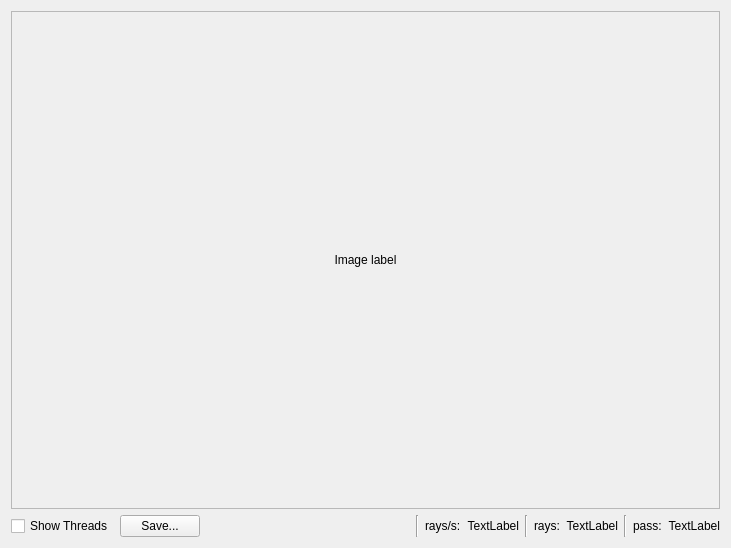
This is src/ui/painter_window.ui in cppd/math as Qt 5 draws it before an edit. The edited form follows.
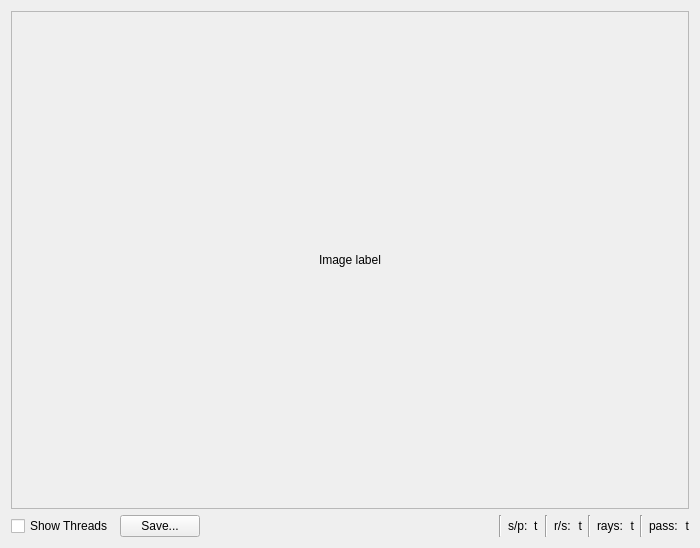
This is the edited form.

What changed in the file:
```diff
--- a/src/ui/painter_window.ui
+++ b/src/ui/painter_window.ui
@@ -6,7 +6,7 @@
    <rect>
     <x>0</x>
     <y>0</y>
-    <width>731</width>
+    <width>700</width>
     <height>548</height>
    </rect>
   </property>
@@ -24,7 +24,7 @@
        <rect>
         <x>0</x>
         <y>0</y>
-        <width>711</width>
+        <width>680</width>
         <height>497</height>
        </rect>
       </property>
@@ -74,41 +74,41 @@
      </item>
      <item>
       <layout class="QGridLayout" name="gridLayout">
-       <item row="0" column="4">
+       <item row="0" column="7">
         <widget class="QLabel" name="label_2">
          <property name="text">
           <string>rays:</string>
          </property>
         </widget>
        </item>
-       <item row="0" column="7">
+       <item row="0" column="10">
         <widget class="QLabel" name="label_1">
          <property name="text">
           <string>pass:</string>
          </property>
         </widget>
        </item>
-       <item row="0" column="8">
+       <item row="0" column="11">
         <widget class="QLabel" name="label_pass_count">
          <property name="text">
-          <string>TextLabel</string>
+          <string>t</string>
          </property>
          <property name="alignment">
           <set>Qt::AlignRight|Qt::AlignTrailing|Qt::AlignVCenter</set>
          </property>
         </widget>
        </item>
-       <item row="0" column="6">
+       <item row="0" column="9">
         <widget class="Line" name="line">
          <property name="orientation">
           <enum>Qt::Vertical</enum>
          </property>
         </widget>
        </item>
-       <item row="0" column="5">
+       <item row="0" column="8">
         <widget class="QLabel" name="label_ray_count">
          <property name="text">
-          <string>TextLabel</string>
+          <string>t</string>
          </property>
          <property name="alignment">
           <set>Qt::AlignRight|Qt::AlignTrailing|Qt::AlignVCenter</set>
@@ -122,25 +122,58 @@
          </property>
         </widget>
        </item>
+       <item row="0" column="5">
+        <widget class="QLabel" name="label_rays_per_second">
+         <property name="toolTip">
+          <string>Rays per Second</string>
+         </property>
+         <property name="text">
+          <string>t</string>
+         </property>
+         <property name="alignment">
+          <set>Qt::AlignRight|Qt::AlignTrailing|Qt::AlignVCenter</set>
+         </property>
+        </widget>
+       </item>
+       <item row="0" column="4">
+        <widget class="QLabel" name="label">
+         <property name="toolTip">
+          <string>Rays per Second</string>
+         </property>
+         <property name="text">
+          <string>r/s:</string>
+         </property>
+        </widget>
+       </item>
+       <item row="0" column="6">
+        <widget class="Line" name="line_3">
+         <property name="orientation">
+          <enum>Qt::Vertical</enum>
+         </property>
+        </widget>
+       </item>
        <item row="0" column="2">
-        <widget class="QLabel" name="label_rps">
-         <property name="text">
-          <string>TextLabel</string>
+        <widget class="QLabel" name="label_samples_per_pixel">
+         <property name="toolTip">
+          <string>Samples per Pixel</string>
          </property>
-         <property name="alignment">
-          <set>Qt::AlignRight|Qt::AlignTrailing|Qt::AlignVCenter</set>
+         <property name="text">
+          <string>t</string>
          </property>
         </widget>
        </item>
        <item row="0" column="1">
-        <widget class="QLabel" name="label">
+        <widget class="QLabel" name="label_4">
+         <property name="toolTip">
+          <string>Samples per Pixel</string>
+         </property>
          <property name="text">
-          <string>rays/s:</string>
+          <string>s/p:</string>
          </property>
         </widget>
        </item>
        <item row="0" column="3">
-        <widget class="Line" name="line_3">
+        <widget class="Line" name="line_4">
          <property name="orientation">
           <enum>Qt::Vertical</enum>
          </property>
```
